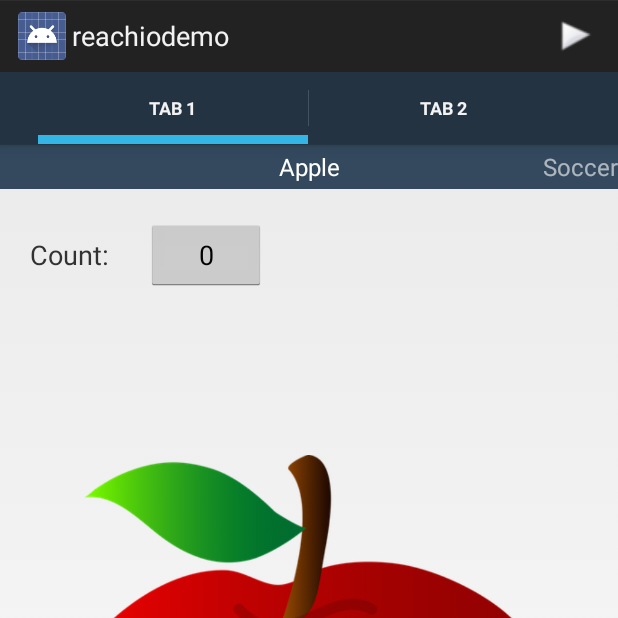
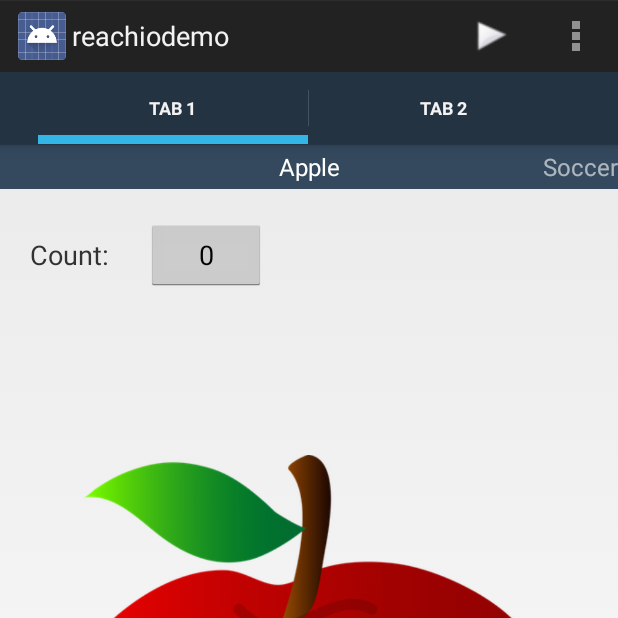
Before and after one commit to jinkim608/reach.io, an Android app: the screen it shows after launch (MainActivity), on a phone screen of 412 x 824 dp, the top half of it. Run offline under Robolectric (Android 15) with nearby library versions, the phone set to English and light mode, and no system bars; libraries missing offline, so code that uses them is left out: com.squareup.otto; 1 statement that could not run was skipped.

Commit message:
- Added two more action bar menus for demo - Fixed a bug in motion event detection in thumb indicator by attaching event listener on the parent view group

```diff
--- a/reachiodemo/app/src/main/java/io/reach/reachiodemo/GlobalTouchService.java
+++ b/reachiodemo/app/src/main/java/io/reach/reachiodemo/GlobalTouchService.java
@@ -374,7 +374,7 @@ public class GlobalTouchService extends Service {
     private void enableControlInteraction() {
 
         // TODO: Send detected event to MainActivity
-        ivThumbIndicator.setOnTouchListener(new OnTouchListener() {
+        vgThumbIndicator.setOnTouchListener(new OnTouchListener() {
             @Override
             public boolean onTouch(View v, MotionEvent event) {
 
@@ -387,6 +387,7 @@ public class GlobalTouchService extends Service {
 
                 // Send selector location and event type (UP, DOWN and MOVE)
                 if (event.getAction() == MotionEvent.ACTION_MOVE || event.getAction() == MotionEvent.ACTION_DOWN || event.getAction() == MotionEvent.ACTION_UP) {
+//                    Log.d("####", "interaction ACTION: " + event.getAction());
                     BusProvider.getInstance().post(new RegionMotionEvent(sX, sY, event.getAction()));
                     resetTimer();
                 }
--- a/reachiodemo/app/src/main/res/menu/main.xml
+++ b/reachiodemo/app/src/main/res/menu/main.xml
@@ -1,9 +1,23 @@
 <menu xmlns:android="http://schemas.android.com/apk/res/android"
     xmlns:tools="http://schemas.android.com/tools"
-    tools:context=".MainActivity" >
-    <item android:id="@+id/action_service"
+    tools:context=".MainActivity">
+
+    <item
+        android:id="@+id/action_service"
         android:title="Start Service"
         android:icon="@drawable/start"
         android:showAsAction="always" />
 
+    <item
+        android:id="@+id/action_settings"
+        android:title="Settings"
+        android:icon="@drawable/ic_action_settings"
+        android:showAsAction="collapseActionView" />
+
+    <item
+        android:id="@+id/action_refresh"
+        android:title="Refresh"
+        android:icon="@drawable/ic_action_refresh"
+        android:showAsAction="collapseActionView" />
+
 </menu>
```
Also changed, not shown: reachiodemo/app/src/main/java/io/reach/reachiodemo/MainActivity.java (+7 -0 lines), reachiodemo/app/src/main/res/drawable/ic_action_refresh.png (added), reachiodemo/app/src/main/res/drawable/ic_action_settings.png (added).
